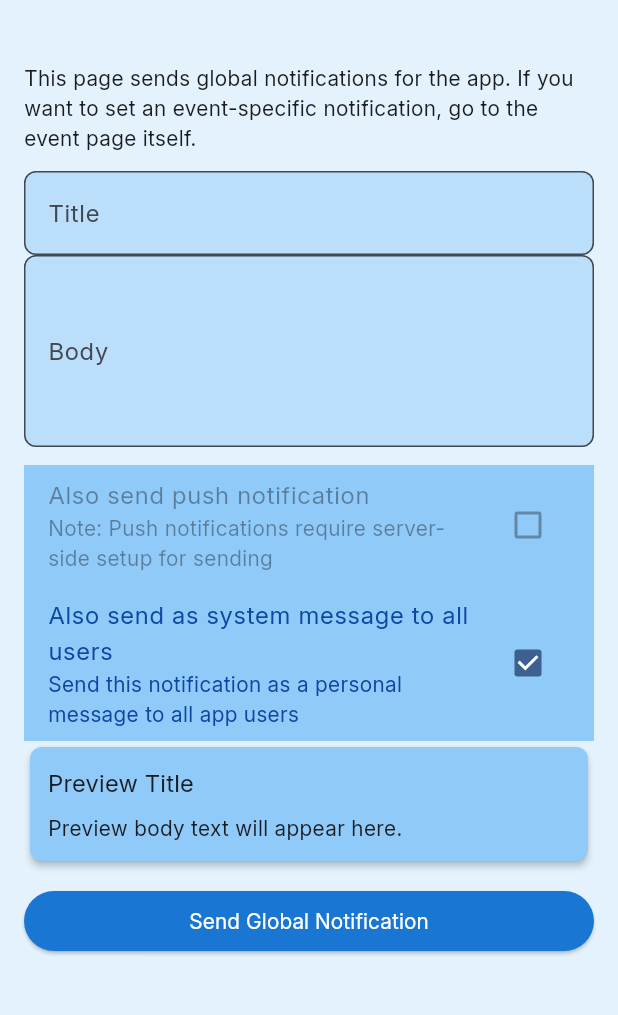
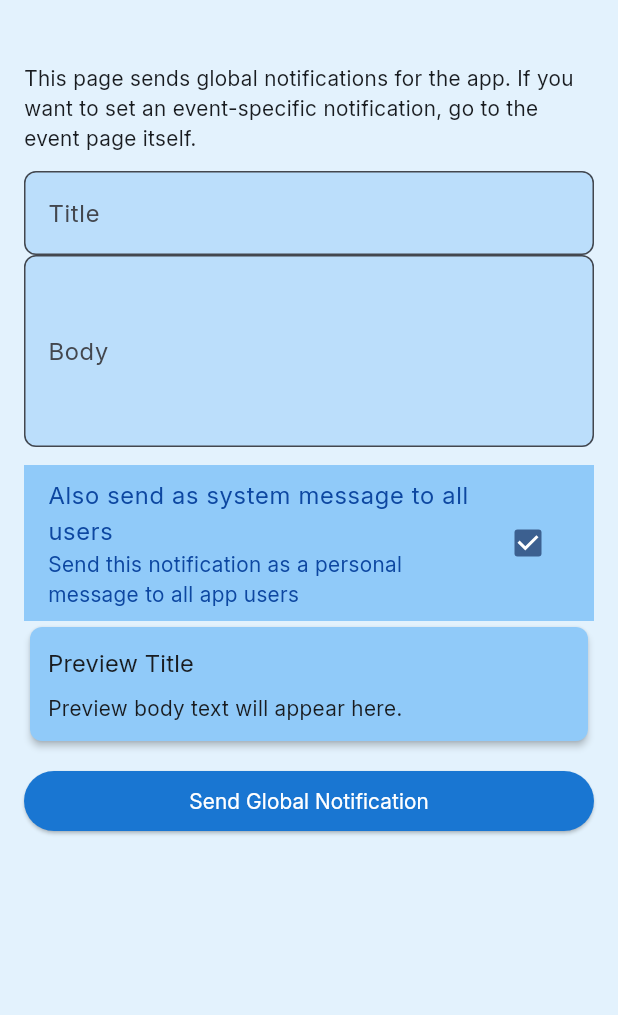
Before and after one commit to FloatIT-ITU/FloatIT-app, a Flutter app: the AdminSendNotificationPage screen opened directly, on a phone screen of 412 x 824 dp, the part 63-1078 px from its top. Run offline on Flutter 3.47's test engine with Material 3 defaults, Android fonts, the phone set to English and light mode, and no system bars; our stand-ins replace cloud_firestore, firebase_auth, firebase_core, flutter_colorpicker, flutter_markdown, shared_preferences; missing offline and left inert: dart:html, markdown; accounts and stored records are empty; network calls fail.

Commit message:
refactor: remove push notification option from admin panel
- Remove the disabled 'Also send push notification' checkbox
- Clean up unused state variable
- Streamline admin notification interface to focus on available options

```diff
--- a/lib/src/admin_send_notification_page.dart
+++ b/lib/src/admin_send_notification_page.dart
@@ -17,7 +17,6 @@ class _AdminSendNotificationPageState extends State<AdminSendNotificationPage> {
   final _formKey = GlobalKey<FormState>();
   String _title = '';
   String _body = '';
-  final bool _sendPushNotification = false;
   bool _sendAsSystemMessage = true; // Pre-selected by default
 
   @override
@@ -154,12 +153,6 @@ class _AdminSendNotificationPageState extends State<AdminSendNotificationPage> {
                     ),
                     const SizedBox(height: 12),
                     CheckboxListTile(
-                      title: const Text('Also send push notification'),
-                      subtitle: const Text('Note: Push notifications require server-side setup for sending'),
-                      value: _sendPushNotification,
-                      onChanged: null, // Disabled until server-side sending is implemented
-                    ),
-                    CheckboxListTile(
                       title: const Text('Also send as system message to all users'),
                       subtitle: const Text('Send this notification as a personal message to all app users'),
                       value: _sendAsSystemMessage,
```
